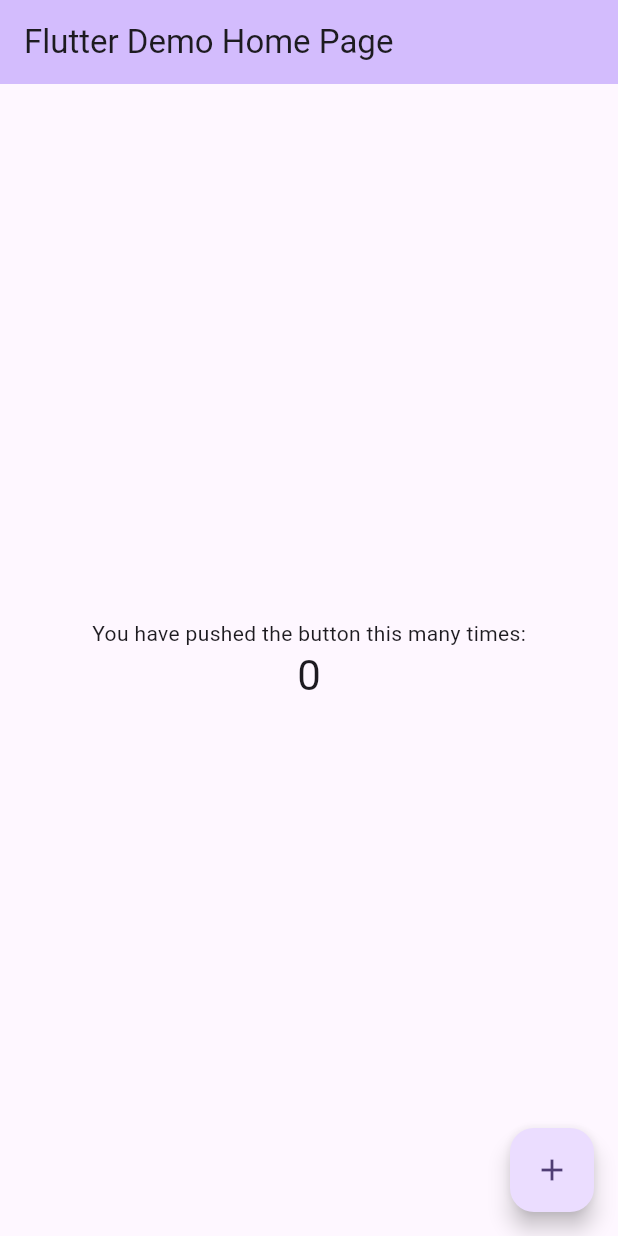
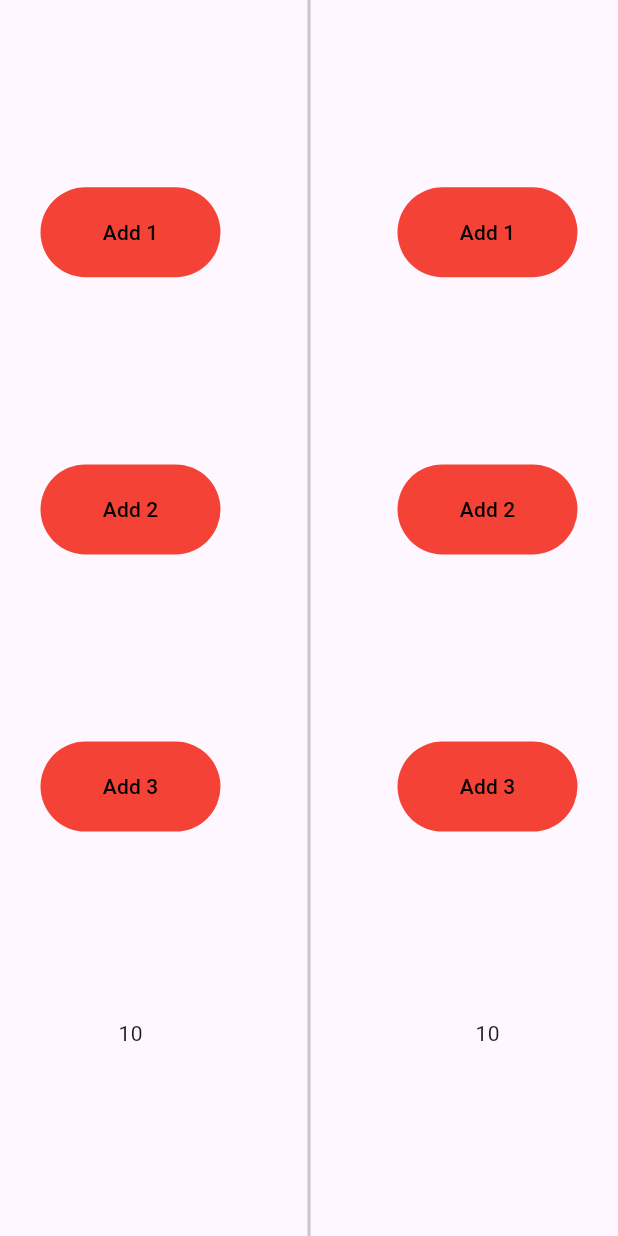
Before and after one commit to AhmedHossamEissa1/counter_cubit, a Flutter app: the screen it shows after launch, on a phone screen of 412 x 824 dp. Run offline on Flutter 3.47's test engine with Material 3 defaults, Android fonts, the phone set to English and light mode, and no system bars.

Commit message:
build simple ui to test the consept of cubit

```diff
--- /dev/null
+++ b/lib/counter_app_body.dart
@@ -0,0 +1,41 @@
+import 'package:counter_cubit/custom_button.dart';
+import 'package:flutter/material.dart';
+
+class CounterAppBody extends StatelessWidget {
+  const CounterAppBody({super.key});
+
+  @override
+  Widget build(BuildContext context) {
+    return Scaffold(
+      body: Center(
+        child: Row(
+          mainAxisAlignment: MainAxisAlignment.spaceAround,
+          children: [
+            Column(
+              mainAxisAlignment: MainAxisAlignment.spaceEvenly,
+              children: [
+                CustomButton(onPressed: () {}, txt: "Add 1"),
+                CustomButton(onPressed: () {}, txt: "Add 2"),
+                CustomButton(onPressed: () {}, txt: "Add 3"),
+                Text("10"),
+              ],
+            ),
+            VerticalDivider(
+              width: 10,
+              thickness: 2,
+            ),
+            Column(
+              mainAxisAlignment: MainAxisAlignment.spaceEvenly,
+              children: [
+                CustomButton(onPressed: () {}, txt: "Add 1"),
+                CustomButton(onPressed: () {}, txt: "Add 2"),
+                CustomButton(onPressed: () {}, txt: "Add 3"),
+                Text("10"),
+              ],
+            ),
+          ],
+        ),
+      ),
+    );
+  }
+}
--- /dev/null
+++ b/lib/custom_button.dart
@@ -0,0 +1,21 @@
+import 'package:flutter/material.dart';
+
+class CustomButton extends StatelessWidget {
+  const CustomButton({super.key, required this.onPressed, required this.txt});
+  final void Function()? onPressed;
+  final String txt;
+  @override
+  Widget build(BuildContext context) {
+    return SizedBox(
+      width: 120,
+      height: 60,
+      child: TextButton(
+          style: ButtonStyle(
+            backgroundColor: WidgetStateProperty.all(Colors.red),
+            foregroundColor: WidgetStateProperty.all(Colors.black),
+          ),
+          onPressed: onPressed,
+          child: Text(txt)),
+    );
+  }
+}
--- a/lib/main.dart
+++ b/lib/main.dart
@@ -1,125 +1,18 @@
+import 'package:counter_cubit/counter_app_body.dart';
 import 'package:flutter/material.dart';
 
 void main() {
-  runApp(const MyApp());
+  runApp(counterApp());
 }
 
-class MyApp extends StatelessWidget {
-  const MyApp({super.key});
+class counterApp extends StatelessWidget {
+  const counterApp({super.key});
 
-  // This widget is the root of your application.
   @override
   Widget build(BuildContext context) {
     return MaterialApp(
-      title: 'Flutter Demo',
-      theme: ThemeData(
-        // This is the theme of your application.
-        //
-        // TRY THIS: Try running your application with "flutter run". You'll see
-        // the application has a purple toolbar. Then, without quitting the app,
-        // try changing the seedColor in the colorScheme below to Colors.green
-        // and then invoke "hot reload" (save your changes or press the "hot
-        // reload" button in a Flutter-supported IDE, or press "r" if you used
-        // the command line to start the app).
-        //
-        // Notice that the counter didn't reset back to zero; the application
-        // state is not lost during the reload. To reset the state, use hot
-        // restart instead.
-        //
-        // This works for code too, not just values: Most code changes can be
-        // tested with just a hot reload.
-        colorScheme: ColorScheme.fromSeed(seedColor: Colors.deepPurple),
-        useMaterial3: true,
-      ),
-      home: const MyHomePage(title: 'Flutter Demo Home Page'),
+      debugShowCheckedModeBanner: false,
+      home: CounterAppBody(),
     );
   }
 }
-
-class MyHomePage extends StatefulWidget {
-  const MyHomePage({super.key, required this.title});
-
-  // This widget is the home page of your application. It is stateful, meaning
-  // that it has a State object (defined below) that contains fields that affect
-  // how it looks.
-
-  // This class is the configuration for the state. It holds the values (in this
-  // case the title) provided by the parent (in this case the App widget) and
-  // used by the build method of the State. Fields in a Widget subclass are
-  // always marked "final".
-
-  final String title;
-
-  @override
-  State<MyHomePage> createState() => _MyHomePageState();
-}
-
-class _MyHomePageState extends State<MyHomePage> {
-  int _counter = 0;
-
-  void _incrementCounter() {
-    setState(() {
-      // This call to setState tells the Flutter framework that something has
-      // changed in this State, which causes it to rerun the build method below
-      // so that the display can reflect the updated values. If we changed
-      // _counter without calling setState(), then the build method would not be
-      // called again, and so nothing would appear to happen.
-      _counter++;
-    });
-  }
-
-  @override
-  Widget build(BuildContext context) {
-    // This method is rerun every time setState is called, for instance as done
-    // by the _incrementCounter method above.
-    //
-    // The Flutter framework has been optimized to make rerunning build methods
-    // fast, so that you can just rebuild anything that needs updating rather
-    // than having to individually change instances of widgets.
-    return Scaffold(
-      appBar: AppBar(
-        // TRY THIS: Try changing the color here to a specific color (to
-        // Colors.amber, perhaps?) and trigger a hot reload to see the AppBar
-        // change color while the other colors stay the same.
-        backgroundColor: Theme.of(context).colorScheme.inversePrimary,
-        // Here we take the value from the MyHomePage object that was created by
-        // the App.build method, and use it to set our appbar title.
-        title: Text(widget.title),
-      ),
-      body: Center(
-        // Center is a layout widget. It takes a single child and positions it
-        // in the middle of the parent.
-        child: Column(
-          // Column is also a layout widget. It takes a list of children and
-          // arranges them vertically. By default, it sizes itself to fit its
-          // children horizontally, and tries to be as tall as its parent.
-          //
-          // Column has various properties to control how it sizes itself and
-          // how it positions its children. Here we use mainAxisAlignment to
-          // center the children vertically; the main axis here is the vertical
-          // axis because Columns are vertical (the cross axis would be
-          // horizontal).
-          //
-          // TRY THIS: Invoke "debug painting" (choose the "Toggle Debug Paint"
-          // action in the IDE, or press "p" in the console), to see the
-          // wireframe for each widget.
-          mainAxisAlignment: MainAxisAlignment.center,
-          children: <Widget>[
-            const Text(
-              'You have pushed the button this many times:',
-            ),
-            Text(
-              '$_counter',
-              style: Theme.of(context).textTheme.headlineMedium,
-            ),
-          ],
-        ),
-      ),
-      floatingActionButton: FloatingActionButton(
-        onPressed: _incrementCounter,
-        tooltip: 'Increment',
-        child: const Icon(Icons.add),
-      ), // This trailing comma makes auto-formatting nicer for build methods.
-    );
-  }
-}
```
